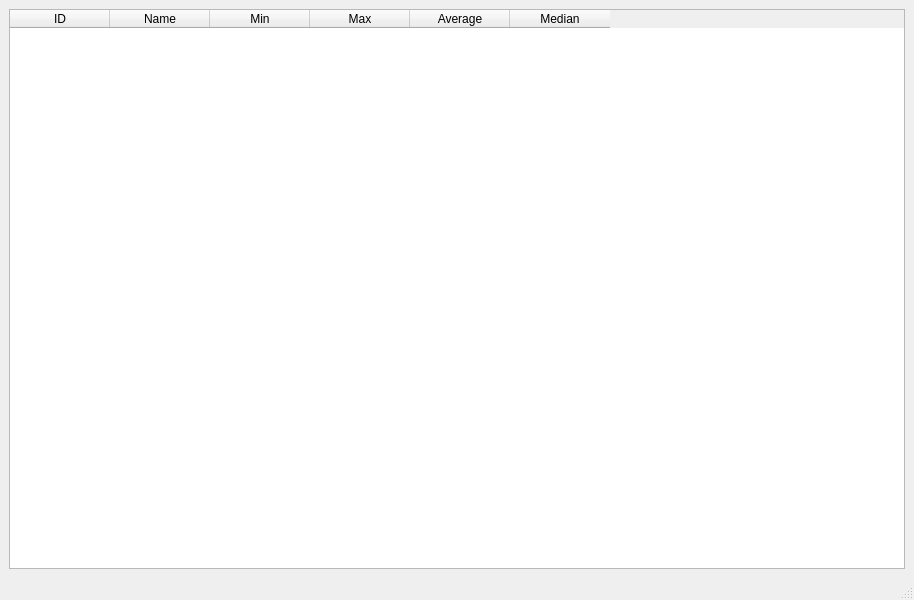
Old version of the form Source/Inspector/InspectorWindow.ui in the repository knight666/pitstop.
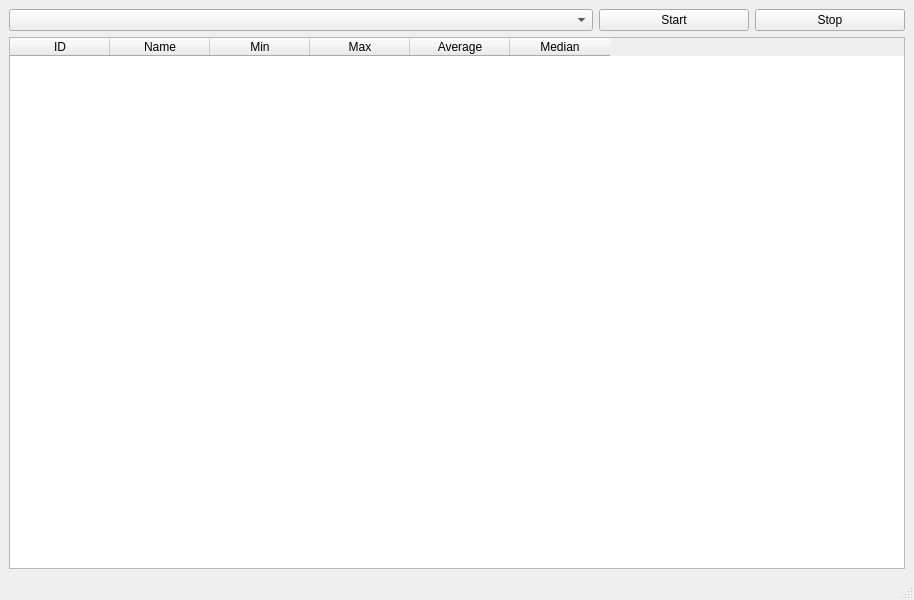
New version of the form.

Commit message: Add combobox for joysticks to the form.

The edit to the form file:
```diff
--- a/Source/Inspector/InspectorWindow.ui
+++ b/Source/Inspector/InspectorWindow.ui
@@ -14,8 +14,37 @@
    <string>Inspector</string>
   </property>
   <widget class="QWidget" name="centralwidget">
-   <layout class="QHBoxLayout" name="horizontalLayout">
-    <item>
+   <layout class="QGridLayout" name="gridLayout">
+    <item row="1" column="0">
+     <widget class="QComboBox" name="cmbJoysticks"/>
+    </item>
+    <item row="1" column="1">
+     <widget class="QPushButton" name="btnStart">
+      <property name="maximumSize">
+       <size>
+        <width>150</width>
+        <height>16777215</height>
+       </size>
+      </property>
+      <property name="text">
+       <string>Start</string>
+      </property>
+     </widget>
+    </item>
+    <item row="1" column="2">
+     <widget class="QPushButton" name="btnStop">
+      <property name="maximumSize">
+       <size>
+        <width>150</width>
+        <height>16777215</height>
+       </size>
+      </property>
+      <property name="text">
+       <string>Stop</string>
+      </property>
+     </widget>
+    </item>
+    <item row="2" column="0" colspan="3">
      <widget class="QTableWidget" name="tblValues">
       <property name="rowCount">
        <number>0</number>
```
The commit also changes 5 other files.
